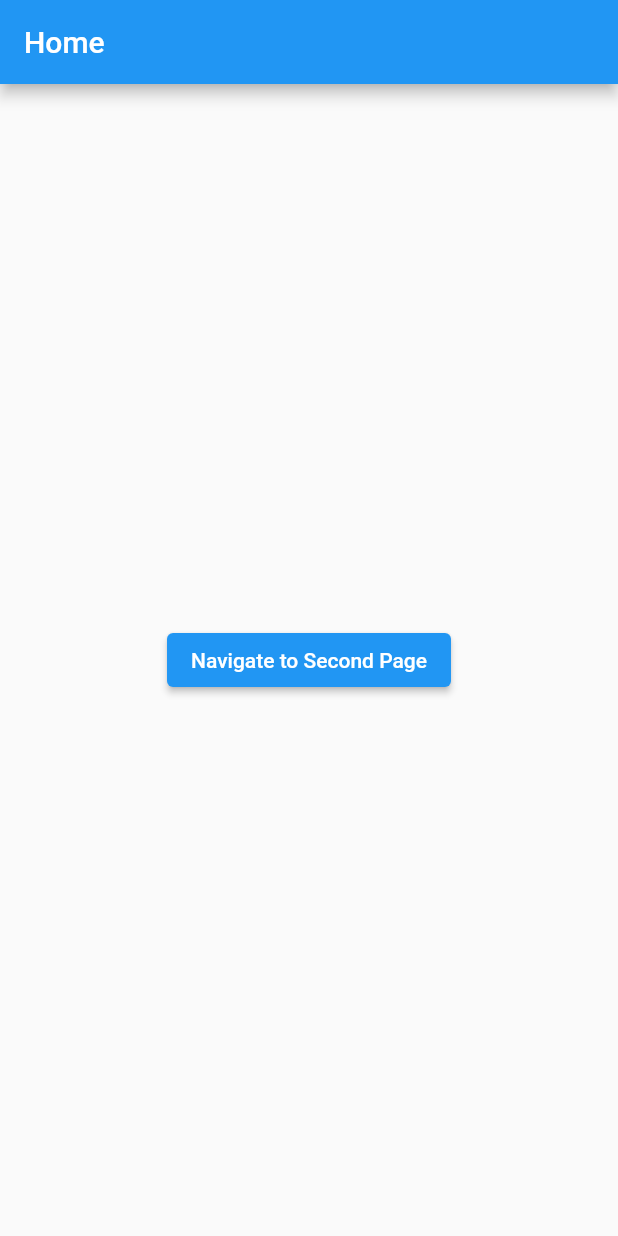
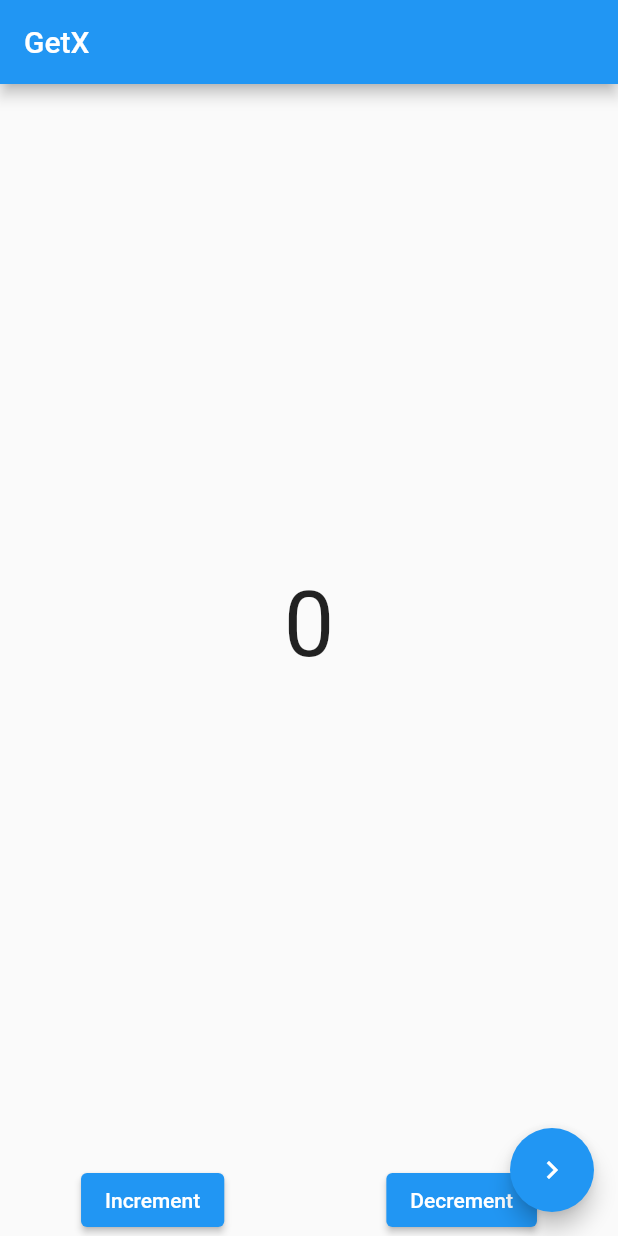
Before and after one commit to viniciusoliverrs/flutter-playground, a Flutter app: the screen it shows after launch, on a phone screen of 412 x 824 dp. Run offline on Flutter 3.47's test engine with Material 2 defaults, Android fonts, the phone set to English and light mode, and no system bars; our stand-ins replace flutter_bloc, flutter_modular, get; missing offline and left inert: qr_code_scanner.

Commit message:
Getx exemplo

```diff
--- /dev/null
+++ b/lib/src/examples/getx/controllers/home_controller.dart
@@ -0,0 +1,15 @@
+import 'package:get/get.dart';
+
+class HomeController extends GetxController {
+  RxInt counter = 0.obs;
+
+  increment() {
+    counter.value++;
+    update();
+  }
+
+  decrement() {
+    counter.value--;
+    update();
+  }
+}
--- /dev/null
+++ b/lib/src/examples/getx/views/home_view.dart
@@ -0,0 +1,63 @@
+import 'package:flutter/material.dart';
+import 'package:flutter_playground/src/examples/getx/views/second_view.dart';
+import 'package:get/get.dart';
+
+import '../controllers/home_controller.dart';
+
+class GetApp extends StatelessWidget {
+  const GetApp({Key? key}) : super(key: key);
+
+  @override
+  Widget build(BuildContext context) {
+    return GetMaterialApp(
+      title: 'GetX',
+      theme: ThemeData(
+        primarySwatch: Colors.blue,
+      ),
+      home: HomeView(),
+    );
+  }
+}
+
+class HomeView extends StatelessWidget {
+  HomeView({Key? key}) : super(key: key);
+  final controller = Get.put(HomeController());
+  @override
+  Widget build(BuildContext context) {
+    return Scaffold(
+      appBar: AppBar(
+        title: const Text('GetX'),
+      ),
+      body: Column(
+        children: [
+          Expanded(
+            child: Row(
+              mainAxisAlignment: MainAxisAlignment.center,
+              children: [
+                Obx(() => Text(
+                      "${controller.counter}",
+                      style: const TextStyle(fontSize: 60),
+                    )),
+              ],
+            ),
+          ),
+          Row(
+            mainAxisAlignment: MainAxisAlignment.spaceAround,
+            children: [
+              ElevatedButton(
+                  onPressed: controller.increment,
+                  child: const Text('Increment')),
+              ElevatedButton(
+                  onPressed: controller.decrement,
+                  child: const Text('Decrement')),
+            ],
+          ),
+        ],
+      ),
+      floatingActionButton: FloatingActionButton(
+        onPressed: () => Get.to(const SecondView()),
+        child: const Icon(Icons.navigate_next),
+      ),
+    );
+  }
+}
```
Also changed, not shown: lib/main.dart (+9 -9 lines), lib/src/examples/getx/views/second_view.dart (added, +25 -0 lines), pubspec.yaml (+2 -66 lines), pubspec.lock.
